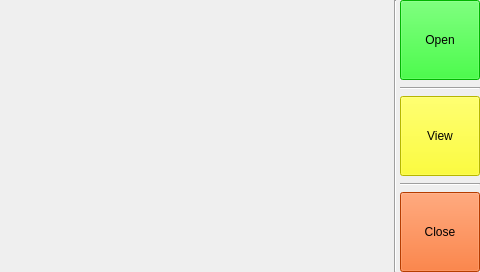
First picture: the form in widget.ui, repository jiangyu945/git-MiniPy, before the edit.
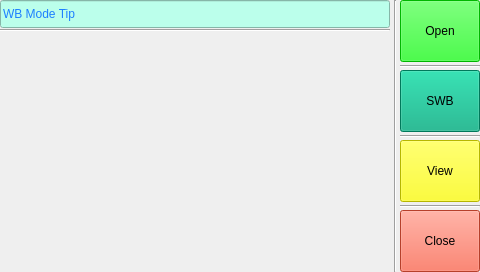
Second picture: the form after the edit.

Diff of the .ui file:
```diff
--- a/widget.ui
+++ b/widget.ui
@@ -17,14 +17,14 @@
    <property name="geometry">
     <rect>
      <x>400</x>
-     <y>192</y>
+     <y>210</y>
      <width>80</width>
-     <height>80</height>
+     <height>62</height>
     </rect>
    </property>
    <property name="styleSheet">
     <string notr="true">font: 18pt &quot;Sans Serif&quot;;
-background-color: rgb(255, 85, 0);</string>
+background-color: rgb(255, 89, 60);</string>
    </property>
    <property name="text">
     <string>Close</string>
@@ -36,7 +36,7 @@
      <x>400</x>
      <y>0</y>
      <width>80</width>
-     <height>80</height>
+     <height>62</height>
     </rect>
    </property>
    <property name="styleSheet">
@@ -51,9 +51,9 @@
    <property name="geometry">
     <rect>
      <x>400</x>
-     <y>96</y>
+     <y>140</y>
      <width>80</width>
-     <height>80</height>
+     <height>62</height>
     </rect>
    </property>
    <property name="styleSheet">
@@ -69,9 +69,9 @@
    <property name="geometry">
     <rect>
      <x>400</x>
-     <y>80</y>
+     <y>62</y>
      <width>80</width>
-     <height>16</height>
+     <height>8</height>
     </rect>
    </property>
    <property name="orientation">
@@ -82,9 +82,9 @@
    <property name="geometry">
     <rect>
      <x>400</x>
-     <y>176</y>
+     <y>202</y>
      <width>80</width>
-     <height>16</height>
+     <height>8</height>
     </rect>
    </property>
    <property name="orientation">
@@ -104,6 +104,68 @@
     <enum>Qt::Vertical</enum>
    </property>
   </widget>
+  <widget class="QPushButton" name="Bt_SWB">
+   <property name="geometry">
+    <rect>
+     <x>400</x>
+     <y>70</y>
+     <width>80</width>
+     <height>62</height>
+    </rect>
+   </property>
+   <property name="styleSheet">
+    <string notr="true">font: oblique 18pt &quot;Sans Serif&quot;;
+background-color: rgb(0, 170, 127);
+</string>
+   </property>
+   <property name="text">
+    <string>SWB</string>
+   </property>
+  </widget>
+  <widget class="Line" name="line_4">
+   <property name="geometry">
+    <rect>
+     <x>400</x>
+     <y>132</y>
+     <width>80</width>
+     <height>8</height>
+    </rect>
+   </property>
+   <property name="orientation">
+    <enum>Qt::Horizontal</enum>
+   </property>
+  </widget>
+  <widget class="QLineEdit" name="lineEdit_wbShow">
+   <property name="geometry">
+    <rect>
+     <x>0</x>
+     <y>0</y>
+     <width>390</width>
+     <height>28</height>
+    </rect>
+   </property>
+   <property name="styleSheet">
+    <string notr="true">font: oblique 12pt &quot;Sans Serif&quot;;
+background-color: rgb(187, 255, 235);
+color: rgb(29, 127, 255);</string>
+   </property>
+   <property name="text">
+    <string>WB Mode Tip</string>
+   </property>
+  </widget>
+  <widget class="Line" name="line_5">
+   <property name="geometry">
+    <rect>
+     <x>0</x>
+     <y>28</y>
+     <width>390</width>
+     <height>4</height>
+    </rect>
+   </property>
+   <property name="orientation">
+    <enum>Qt::Horizontal</enum>
+   </property>
+  </widget>
  </widget>
  <layoutdefault spacing="6" margin="11"/>
  <resources/>
```
